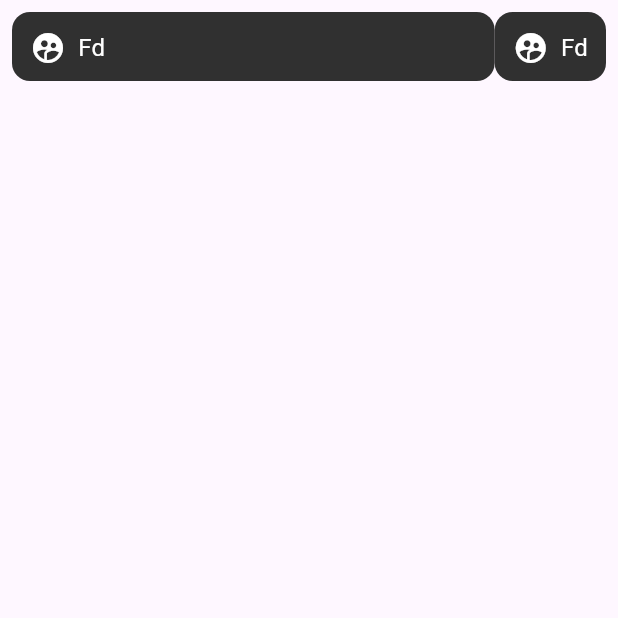
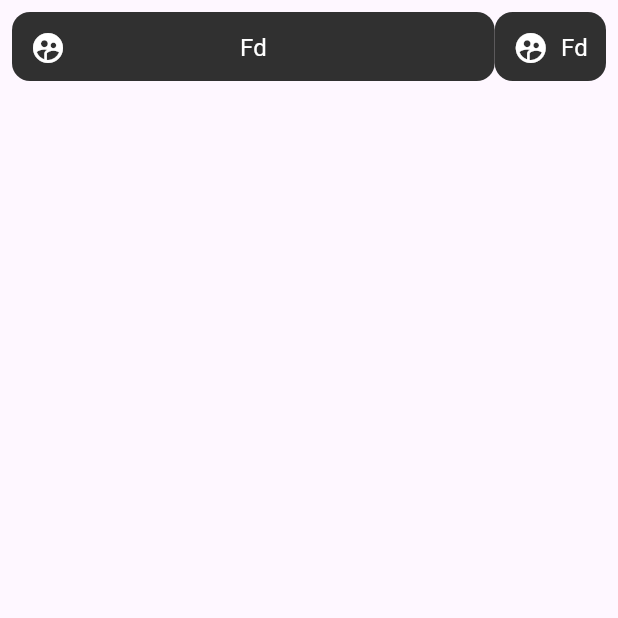
Before and after one commit to ShoshiDeveloper/shoko_pack, a Flutter app: the screen it shows after launch, on a phone screen of 412 x 824 dp, the top half of it. Run offline on Flutter 3.47's test engine with Material 3 defaults, Android fonts, the phone set to English and light mode, and no system bars; our stand-ins replace gap.

Commit message:
button fix

```diff
--- a/example/lib/main.dart
+++ b/example/lib/main.dart
@@ -70,6 +70,7 @@ class ButtonsPage extends StatelessWidget {
               Row(
                 children: [
                   ShokoUIButton.expanded(
+                    isChildAtCenter: true,
                    // isOutline: true,
                    prefix: Icon(Icons.supervised_user_circle_rounded, color: Colors.white),
                    child: Text('Fd', style: TextStyle(fontSize: 16, color: Colors.white)),
--- a/lib/src/widgets/button.dart
+++ b/lib/src/widgets/button.dart
@@ -31,6 +31,7 @@ class ShokoUIButton extends StatelessWidget {
   }) : expanded = false;
 
 
+  ///Use only in rows! In columns you will recieve Overflow
   const ShokoUIButton.expanded({super.key,
     this.onTap, this.onDoubleTap, this.onHover, this.onLongPress,
     this.color, this.isOutline = false, this.isChildAtCenter = false,
@@ -59,15 +60,26 @@ class ShokoUIButton extends StatelessWidget {
               color: color ?? (context.shokoTheme?.buttonTheme?.color ?? Colors.grey[850]!)
             ) : null,
           ),
-          child: Row(
+          child: isChildAtCenter ? Stack(
+          alignment: Alignment.center,
+            children: [
+              Row(
+                children: [
+                  if(prefix != null) ... [
+                    prefix!,
+                    const SizedBox(width: 8),
+                  ],
+                ]
+              ),
+                  child
+            ],
+          ) : Row(
             children: [
               if(prefix != null) ... [
                 prefix!,
                 const SizedBox(width: 8),
-              ] ,
-              SizedBox(
-                child: child
-              )
+              ],
+              child
             ]
           ),
         )
--- a/pubspec.yaml
+++ b/pubspec.yaml
@@ -1,6 +1,6 @@
 name: shoko_ui
 description: "This package is a UI-Kit from the ShokoTeam, which aims to accelerate the development of both your and our projects"
-version: 0.0.10
+version: 0.0.11
 homepage: https://pub.dev/packages/shoko_ui
 repository: https://github.com/ShoshiDeveloper/shoko_ui
 
```
